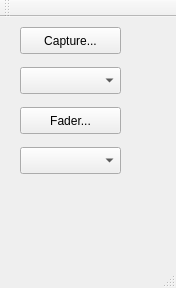
Old version of the form mainwindow.ui in the repository danielkucera/Mixer-gui.
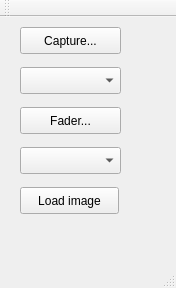
New version of the form.

Commit message: - finished fader - added overlay class

The edit to the form file:
```diff
--- a/mainwindow.ui
+++ b/mainwindow.ui
@@ -60,6 +60,19 @@
      </rect>
     </property>
    </widget>
+   <widget class="QPushButton" name="loadButton">
+    <property name="geometry">
+     <rect>
+      <x>20</x>
+      <y>170</y>
+      <width>99</width>
+      <height>27</height>
+     </rect>
+    </property>
+    <property name="text">
+     <string>Load image</string>
+    </property>
+   </widget>
   </widget>
   <widget class="QMenuBar" name="menuBar">
    <property name="geometry">
```
The commit also changes 24 other files.
